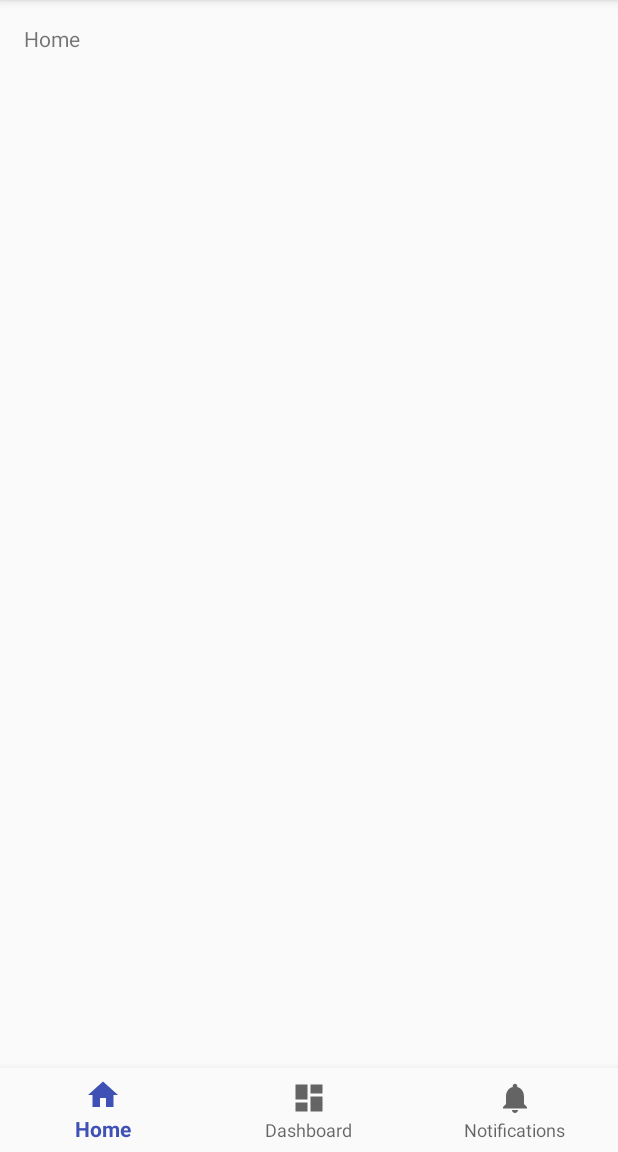
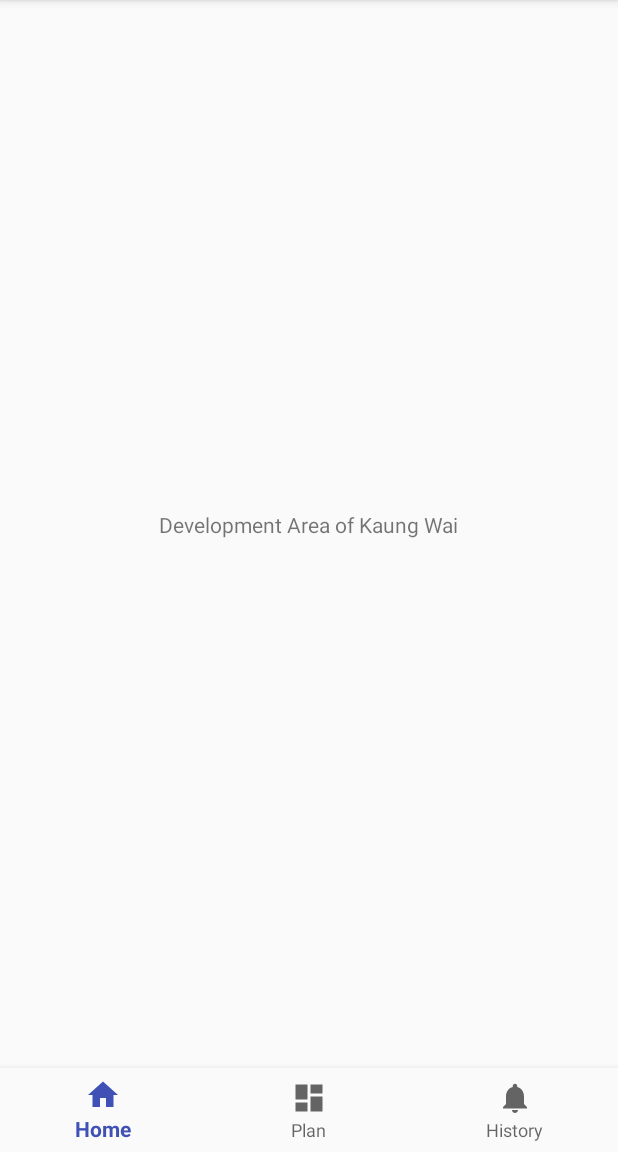
Before and after one commit to koso3ht4y/Howyouspend, an Android app: the screen it shows after launch (MainActivity), on a phone screen of 412 x 824 dp, the part 84-1236 px from its top. Run offline under Robolectric (Android 15) with nearby library versions, the phone set to English and light mode, and no system bars.

Commit message:
first commit

```diff
--- a/app/src/main/java/com/example/k0s03ht4y/howyouspend/MainActivity.java
+++ b/app/src/main/java/com/example/k0s03ht4y/howyouspend/MainActivity.java
@@ -21,10 +21,10 @@ public class MainActivity extends AppCompatActivity {
                     mTextMessage.setText(R.string.title_home);
                     return true;
                 case R.id.navigation_dashboard:
-                    mTextMessage.setText(R.string.title_dashboard);
+                    mTextMessage.setText(R.string.title_plan);
                     return true;
                 case R.id.navigation_notifications:
-                    mTextMessage.setText(R.string.title_notifications);
+                    mTextMessage.setText(R.string.title_history);
                     return true;
             }
             return false;
@@ -36,8 +36,8 @@ public class MainActivity extends AppCompatActivity {
         super.onCreate(savedInstanceState);
         setContentView(R.layout.activity_main);
 
-        mTextMessage = (TextView) findViewById(R.id.message);
-        BottomNavigationView navigation = (BottomNavigationView) findViewById(R.id.navigation);
+        mTextMessage = findViewById(R.id.message);
+        BottomNavigationView navigation = findViewById(R.id.navigation);
         navigation.setOnNavigationItemSelectedListener(mOnNavigationItemSelectedListener);
     }
 
--- a/app/src/main/res/layout/activity_main.xml
+++ b/app/src/main/res/layout/activity_main.xml
@@ -10,12 +10,16 @@
     <TextView
         android:id="@+id/message"
         android:layout_width="wrap_content"
-        android:layout_height="wrap_content"
-        android:layout_marginLeft="@dimen/activity_horizontal_margin"
-        android:layout_marginStart="@dimen/activity_horizontal_margin"
-        android:layout_marginTop="@dimen/activity_vertical_margin"
-        android:text="@string/title_home"
+        android:layout_height="32dp"
+        android:layout_marginBottom="8dp"
+        android:layout_marginEnd="8dp"
+        android:layout_marginStart="8dp"
+        android:layout_marginTop="8dp"
+        android:text="@string/message_to_kaungwai"
+        app:layout_constraintBottom_toTopOf="@+id/navigation"
+        app:layout_constraintEnd_toEndOf="parent"
         app:layout_constraintLeft_toLeftOf="parent"
+        app:layout_constraintStart_toStartOf="parent"
         app:layout_constraintTop_toTopOf="parent" />
 
     <android.support.design.widget.BottomNavigationView
--- a/app/src/main/res/menu/navigation.xml
+++ b/app/src/main/res/menu/navigation.xml
@@ -9,11 +9,11 @@
     <item
         android:id="@+id/navigation_dashboard"
         android:icon="@drawable/ic_dashboard_black_24dp"
-        android:title="@string/title_dashboard" />
+        android:title="@string/title_plan" />
 
     <item
         android:id="@+id/navigation_notifications"
         android:icon="@drawable/ic_notifications_black_24dp"
-        android:title="@string/title_notifications" />
+        android:title="@string/title_history" />
 
 </menu>
--- a/app/src/main/res/values/strings.xml
+++ b/app/src/main/res/values/strings.xml
@@ -1,6 +1,7 @@
 <resources>
     <string name="app_name">How you spend</string>
     <string name="title_home">Home</string>
-    <string name="title_dashboard">Dashboard</string>
-    <string name="title_notifications">Notifications</string>
+    <string name="title_plan">Plan</string>
+    <string name="title_history">History</string>
+    <string name="message_to_kaungwai">Development  Area of Kaung Wai</string>
 </resources>
--- a/build.gradle
+++ b/build.gradle
@@ -7,7 +7,7 @@ buildscript {
         jcenter()
     }
     dependencies {
-        classpath 'com.android.tools.build:gradle:3.0.0'
+        classpath 'com.android.tools.build:gradle:3.0.1'
 
 
         // NOTE: Do not place your application dependencies here; they belong
```
Also changed, not shown: app/build.gradle (+13 -3 lines).
